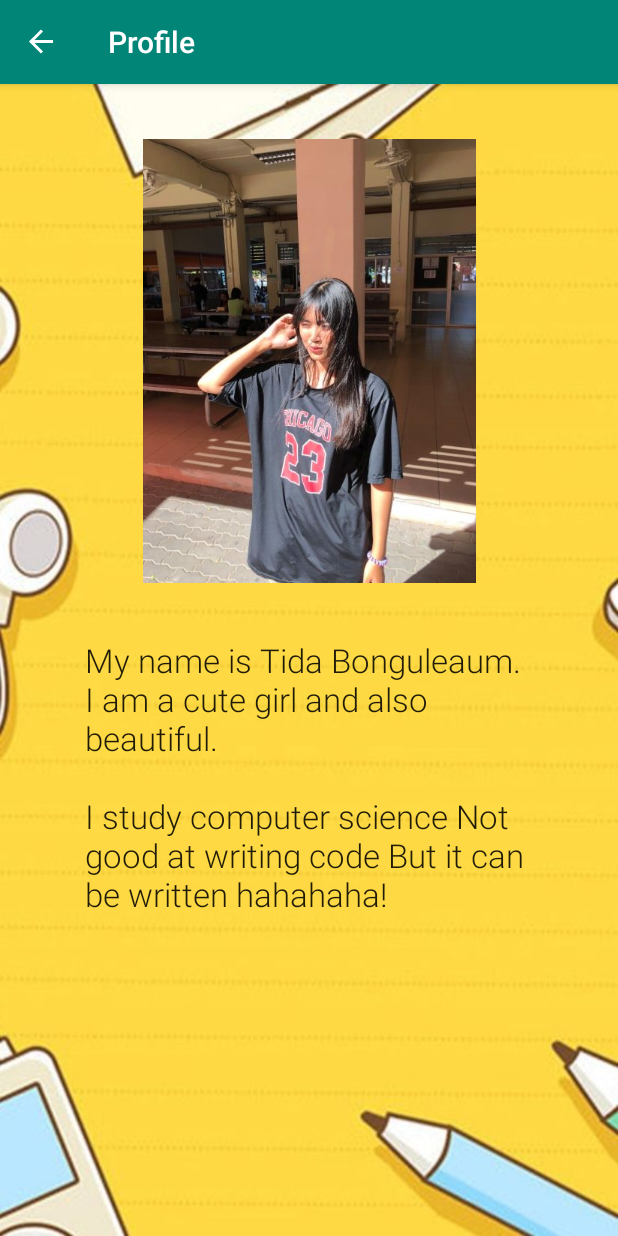
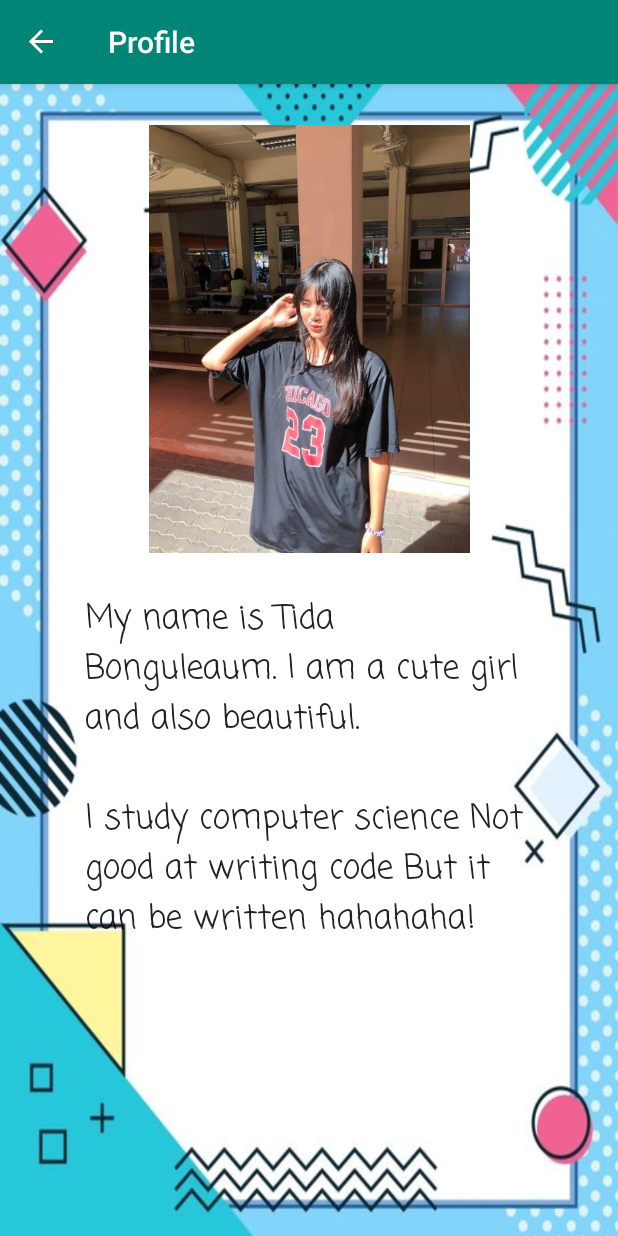
Before and after one commit to tida19/MyApptida1, an Android app: the AboutFragment screen opened through its navigation route, on a phone screen of 412 x 824 dp. Run offline under Robolectric (Android 15) with nearby library versions, the phone set to English and light mode, and no system bars; our stand-ins replace data binding, navigation-ui.

Commit message:
1.6-first app-menu

```diff
--- a/app/src/main/res/layout/fragment_about.xml
+++ b/app/src/main/res/layout/fragment_about.xml
@@ -25,12 +25,12 @@
     <androidx.constraintlayout.widget.ConstraintLayout
         android:layout_width="match_parent"
         android:layout_height="wrap_content"
-        android:background="@drawable/por6">
+        android:background="@drawable/por19">
 
         <ImageView
             android:id="@+id/aboutImage"
-            android:layout_width="222dp"
-            android:layout_height="337dp"
+            android:layout_width="214dp"
+            android:layout_height="308dp"
             android:layout_marginStart="@dimen/horizontal_margin"
             android:layout_marginTop="@dimen/vertical_margin"
             android:layout_marginEnd="@dimen/horizontal_margin"
@@ -46,7 +46,7 @@
             android:layout_marginStart="@dimen/horizontal_margin"
             android:layout_marginTop="@dimen/vertical_margin"
             android:layout_marginEnd="@dimen/horizontal_margin"
-            android:fontFamily="sans-serif-light"
+            android:fontFamily="casual"
             android:text="@string/about_text"
             android:textAppearance="@style/TextAppearance.AppCompat.Large"
             app:layout_constraintEnd_toEndOf="parent"
--- a/app/src/main/res/layout/nav_header.xml
+++ b/app/src/main/res/layout/nav_header.xml
@@ -19,7 +19,7 @@
     android:id="@+id/navHeader"
     android:layout_width="match_parent"
     android:layout_height="192dp"
-    android:background="?attr/colorPrimaryDark"
+    android:background="@color/gameOverBackground"
     android:padding="16dp"
     android:theme="@style/ThemeOverlay.AppCompat.Dark">
 
@@ -34,8 +34,10 @@
         android:scaleType="fitCenter"
         app:layout_constraintBottom_toBottomOf="parent"
         app:layout_constraintEnd_toEndOf="parent"
+        app:layout_constraintHorizontal_bias="1.0"
         app:layout_constraintStart_toStartOf="parent"
         app:layout_constraintTop_toTopOf="parent"
+        app:layout_constraintVertical_bias="1.0"
         app:srcCompat="@drawable/nav_header" />
 
 </androidx.constraintlayout.widget.ConstraintLayout>
--- a/app/src/main/res/menu/navdrawer_menu.xml
+++ b/app/src/main/res/menu/navdrawer_menu.xml
@@ -3,10 +3,10 @@
 
     <item
         android:id="@+id/rulesFragment"
-        android:icon="@drawable/rules"
-        android:title="@string/rules" />
+
+        android:title="CONTACT" />
     <item
         android:id="@+id/aboutFragment"
-        android:icon="@drawable/about_android_trivia"
-        android:title="@string/about" />
+
+        android:title="PROFILE" />
 </menu>
```
Also changed, not shown: app/src/main/res/drawable/por15.jpg (added), app/src/main/res/drawable/por16.jpg (added), app/src/main/res/drawable/por17.jpg (added), app/src/main/res/drawable/por18.jpg (added), app/src/main/res/drawable/por19.jpg (added), app/src/main/res/drawable/por20.jpg (added), app/src/main/res/drawable/por21.jpg (added).
